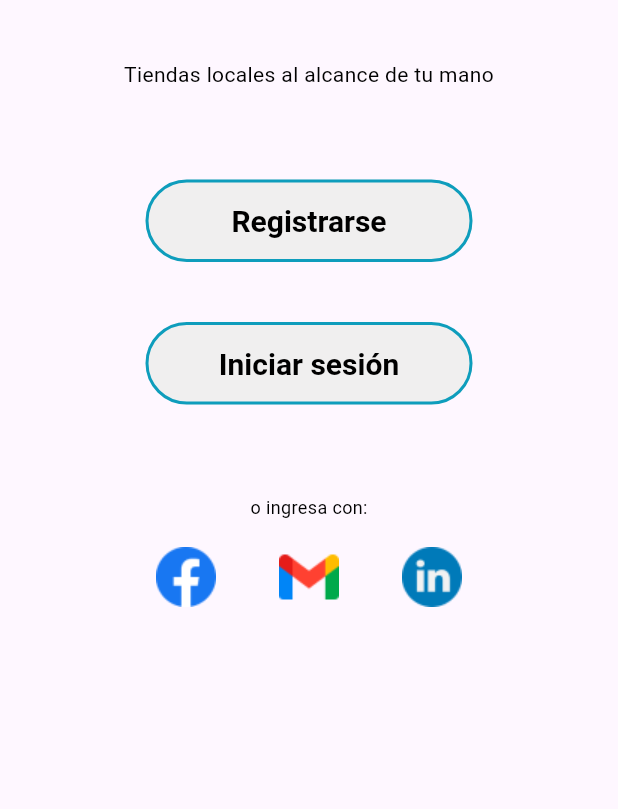
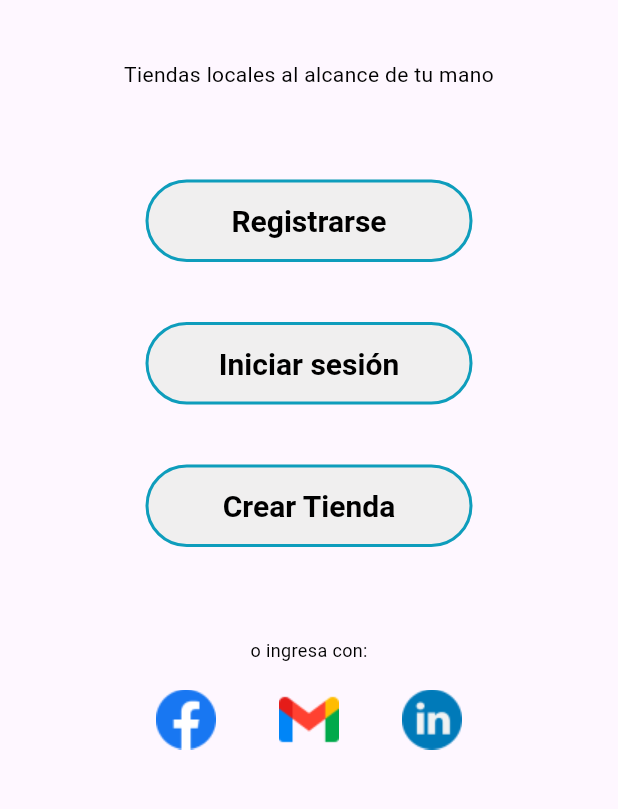
Before and after one commit to malenvac/Front-ProyectoIntegrador, a Flutter app: the screen it shows after launch, on a phone screen of 412 x 824 dp, the part 371-1180 px from its top. Run offline on Flutter 3.47's test engine with Material 3 defaults, Android fonts, the phone set to English and light mode, and no system bars.

Commit message:
Añadida pantalla de creación de tienda y otras modificaciones

```diff
--- a/lib/main.dart
+++ b/lib/main.dart
@@ -1,5 +1,6 @@
 import 'package:flutter/material.dart';
 import 'usuarios/infrastructure/ui/screen/welcome.dart';
+import 'stores/ui/screen/store_creation_screen.dart'; // Importa la nueva pantalla
 import 'colors.dart';
 
 void main() {
@@ -26,7 +27,11 @@
           ),
         ),
       ),
-      home: const WelcomeScreen(),
+      initialRoute: '/',
+      routes: {
+        '/': (context) => const WelcomeScreen(),
+        '/create-store': (context) => StoreCreationScreen(), // Añade la nueva ruta
+      },
     );
   }
 }
--- a/lib/usuarios/infrastructure/ui/screen/welcome.dart
+++ b/lib/usuarios/infrastructure/ui/screen/welcome.dart
@@ -5,6 +5,7 @@ import 'package:frontend_marketplus/usuarios/infrastructure/rest/user_rest_repos
 import '../../../../colors.dart';
 import 'login.dart';
 import 'sing_in.dart';
+import 'store_creation_screen.dart'; // Importa la nueva pantalla
 import '../widget/social_login_buttons.dart';
 
 class WelcomeScreen extends StatelessWidget {
@@ -104,6 +105,7 @@ class WelcomeScreen extends StatelessWidget {
           ),
           _buildRegisterButton(context),
           _buildLoginButton(context),
+          _buildCreateStoreButton(context), // Añade el botón aquí
           const SizedBox(height: 40.0),
           Padding(
             padding: const EdgeInsets.only(top: 20.0),
@@ -179,4 +181,29 @@ class WelcomeScreen extends StatelessWidget {
       ),
     );
   }
+
+  Widget _buildCreateStoreButton(BuildContext context) {
+    return Padding(
+      padding: const EdgeInsets.only(top: 40.0),
+      child: SizedBox(
+        width: 218.0,
+        child: OutlinedButton(
+          onPressed: () {
+            Navigator.pushNamed(context, '/create-store'); // Navega a la pantalla de creación de tienda
+          },
+          style: OutlinedButton.styleFrom(
+            backgroundColor: AppColors.secondaryColor,
+            foregroundColor: Colors.black,
+            side: BorderSide(color: Theme.of(context).primaryColor, width: 2),
+            textStyle: const TextStyle(
+              fontWeight: FontWeight.bold,
+              fontSize: 20,
+            ),
+            padding: const EdgeInsets.symmetric(vertical: 16.0),
+          ),
+          child: const Text('Crear Tienda'),
+        ),
+      ),
+    );
+  }
 }
```
Also changed, not shown: lib/store_creation_screen.dart (added, +32 -0 lines).
